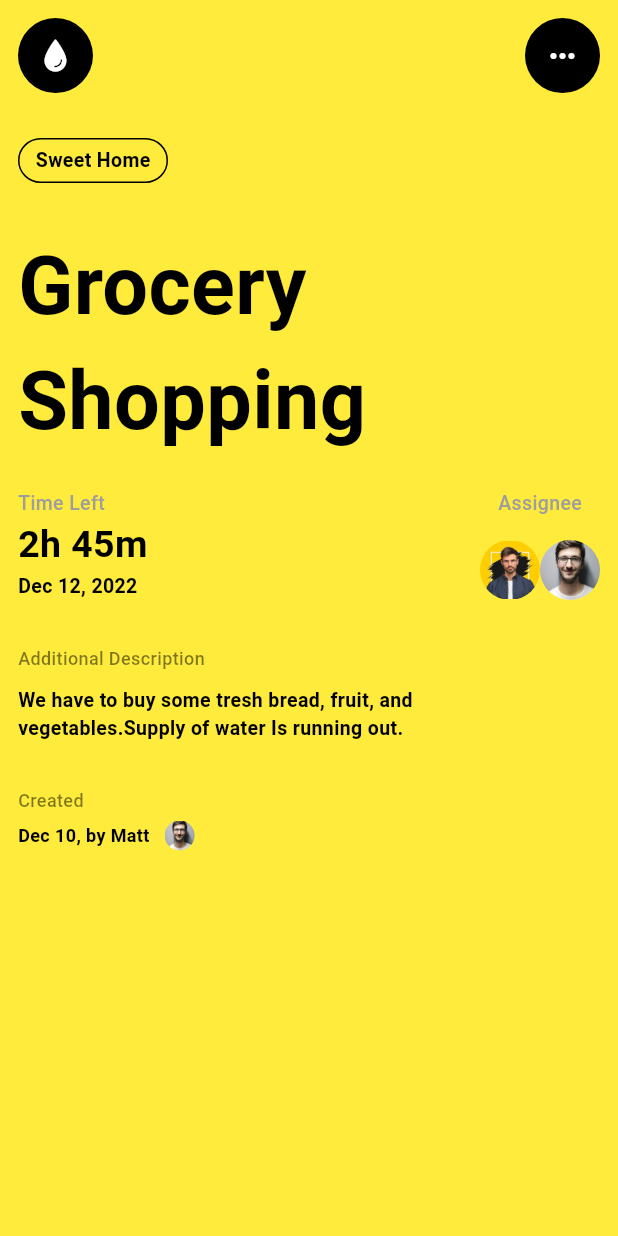
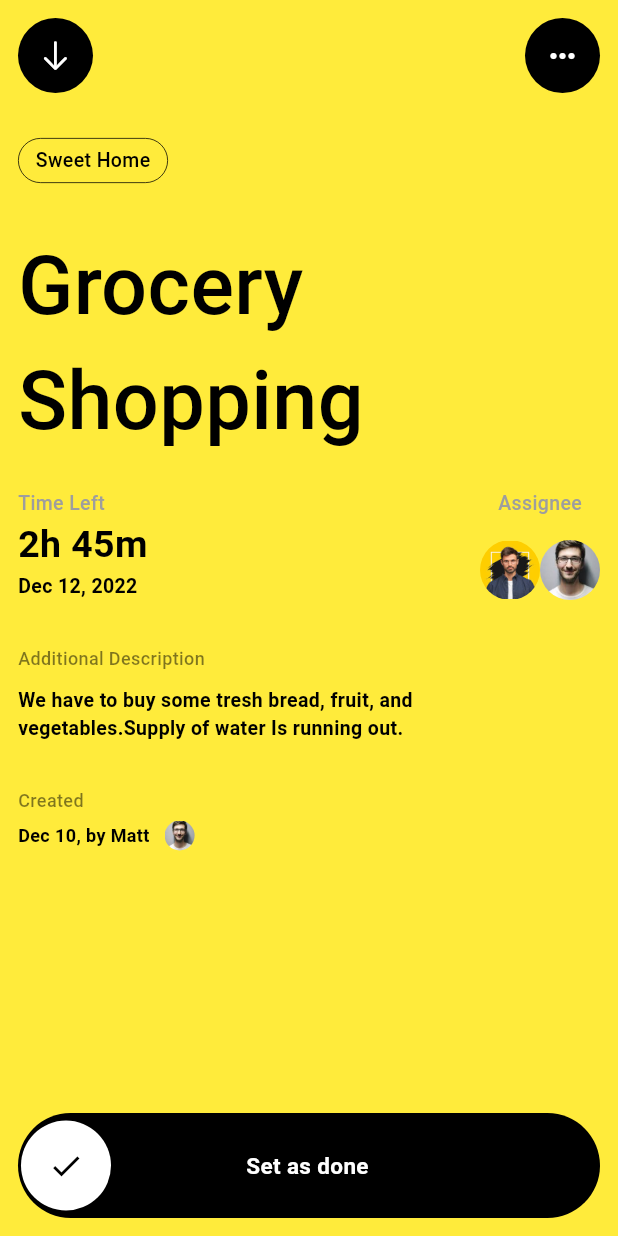
Before and after one commit to kutigbolahan/Dribble-Task, a Flutter app: the HomePageDetails screen opened directly, on a phone screen of 412 x 824 dp. Run offline on Flutter 3.47's test engine with Material 3 defaults, Android fonts, the phone set to English and light mode, and no system bars.

Commit message:
almost done with details page

```diff
--- a/lib/homePage_details.dart
+++ b/lib/homePage_details.dart
@@ -23,7 +23,7 @@ class HomePageDetails extends StatelessWidget {
                     decoration: const BoxDecoration(
                         shape: BoxShape.circle, color: Colors.black),
                     child: const Icon(
-                      CupertinoIcons.drop_fill,
+                      CupertinoIcons.arrow_down,
                       color: Colors.white,
                     ),
                   ),
@@ -48,13 +48,13 @@ class HomePageDetails extends StatelessWidget {
                 height: 30,
                 decoration: BoxDecoration(
                     borderRadius: BorderRadius.circular(40),
-                    border: Border.all(color: Colors.black)),
+                    border: Border.all(color: Colors.black, width: 0.5)),
                 child: const Center(
                   child: Text('Sweet Home',
                       style: TextStyle(
                         color: Colors.black,
                         fontSize: 13,
-                        fontWeight: FontWeight.bold,
+                        fontWeight: FontWeight.w500,
                       )),
                 ),
               ),
@@ -65,7 +65,7 @@ class HomePageDetails extends StatelessWidget {
                   style: TextStyle(
                     color: Colors.black,
                     fontSize: 54,
-                    fontWeight: FontWeight.bold,
+                    fontWeight: FontWeight.w500,
                   )),
               const SizedBox(
                 height: 20,
@@ -176,7 +176,44 @@ class HomePageDetails extends StatelessWidget {
                     height: 20,
                   )),
                 ],
-              )
+              ),
+              const Spacer(),
+              Center(
+                child: Container(
+                    padding: const EdgeInsets.all(2),
+                    width: MediaQuery.of(context).size.width,
+                    height: 70,
+                    decoration: BoxDecoration(
+                      color: Colors.black,
+                      borderRadius: BorderRadius.circular(900),
+                      //  border: Border.all(color: Colors.black)
+                    ),
+                    child: Row(
+                      children: [
+                        Container(
+                          width: 60,
+                          height: 60,
+                          decoration: const BoxDecoration(
+                              shape: BoxShape.circle, color: Colors.white),
+                          child: const Icon(
+                            Icons.check,
+                            color: Colors.black,
+                          ),
+                        ),
+                        const SizedBox(
+                          width: 90,
+                        ),
+                        const Center(
+                          child: Text('Set as done',
+                              style: TextStyle(
+                                color: Colors.white,
+                                fontSize: 15,
+                                fontWeight: FontWeight.bold,
+                              )),
+                        ),
+                      ],
+                    )),
+              ),
             ],
           ),
         ),
```
